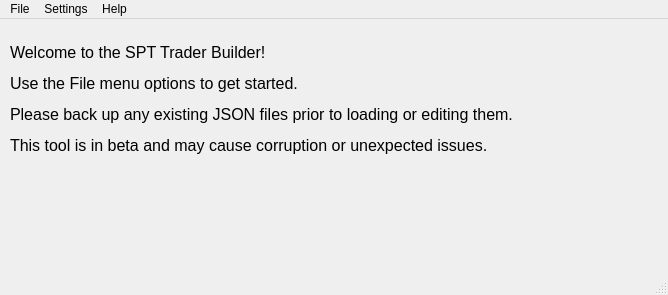
ThePi1/SPT-Trader-Builder, file src/gui_main.ui: the form before one commit.
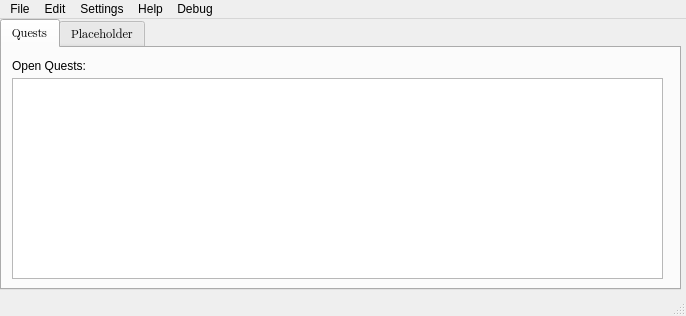
The form after the commit. Icons and pictures are not drawn.

Commit message: Adding JSON for fields, starting logic for JSON export

Patch:
```diff
--- a/src/gui_main.ui
+++ b/src/gui_main.ui
@@ -12,8 +12,8 @@
    <rect>
     <x>0</x>
     <y>0</y>
-    <width>668</width>
-    <height>295</height>
+    <width>686</width>
+    <height>316</height>
    </rect>
   </property>
   <property name="sizePolicy">
@@ -51,18 +51,67 @@
      <verstretch>0</verstretch>
     </sizepolicy>
    </property>
-   <widget class="QLabel" name="label">
+   <widget class="QTabWidget" name="tabWidget">
     <property name="geometry">
      <rect>
-      <x>10</x>
+      <x>0</x>
       <y>0</y>
-      <width>521</width>
-      <height>161</height>
+      <width>681</width>
+      <height>271</height>
      </rect>
     </property>
-    <property name="text">
-     <string>&lt;html&gt;&lt;head/&gt;&lt;body&gt;&lt;p&gt;&lt;span style=&quot; font-size:12pt;&quot;&gt;Welcome to the SPT Trader Builder!&lt;/span&gt;&lt;/p&gt;&lt;p&gt;&lt;span style=&quot; font-size:12pt;&quot;&gt;Use the File menu options to get started.&lt;/span&gt;&lt;/p&gt;&lt;p&gt;&lt;span style=&quot; font-size:12pt;&quot;&gt;Please back up any existing JSON files prior to loading or editing them.&lt;/span&gt;&lt;/p&gt;&lt;p&gt;&lt;span style=&quot; font-size:12pt;&quot;&gt;This tool is in beta and may cause corruption or unexpected issues.&lt;/span&gt;&lt;/p&gt;&lt;/body&gt;&lt;/html&gt;</string>
+    <property name="font">
+     <font>
+      <family>Segoe UI Emoji</family>
+     </font>
     </property>
+    <property name="currentIndex">
+     <number>0</number>
+    </property>
+    <widget class="QWidget" name="questTab">
+     <attribute name="title">
+      <string>Quests</string>
+     </attribute>
+     <widget class="QLabel" name="label">
+      <property name="geometry">
+       <rect>
+        <x>10</x>
+        <y>10</y>
+        <width>111</width>
+        <height>16</height>
+       </rect>
+      </property>
+      <property name="font">
+       <font>
+        <family>Segoe UI</family>
+        <pointsize>9</pointsize>
+       </font>
+      </property>
+      <property name="text">
+       <string>Open Quests:</string>
+      </property>
+     </widget>
+     <widget class="QListWidget" name="questList">
+      <property name="geometry">
+       <rect>
+        <x>10</x>
+        <y>30</y>
+        <width>651</width>
+        <height>201</height>
+       </rect>
+      </property>
+      <property name="font">
+       <font>
+        <family>Segoe UI</family>
+       </font>
+      </property>
+     </widget>
+    </widget>
+    <widget class="QWidget" name="placeholderTab">
+     <attribute name="title">
+      <string>Placeholder</string>
+     </attribute>
+    </widget>
    </widget>
   </widget>
   <widget class="QStatusBar" name="statusBar">
@@ -75,7 +124,7 @@
     <rect>
      <x>0</x>
      <y>0</y>
-     <width>668</width>
+     <width>686</width>
      <height>22</height>
     </rect>
    </property>
@@ -106,9 +155,23 @@
     <addaction name="actionAssort_Builder"/>
     <addaction name="actionExit"/>
    </widget>
+   <widget class="QMenu" name="menuEdit">
+    <property name="title">
+     <string>Edit</string>
+    </property>
+    <addaction name="actionEdit_Selected_Quest"/>
+   </widget>
+   <widget class="QMenu" name="menuDebug">
+    <property name="title">
+     <string>Debug</string>
+    </property>
+    <addaction name="actionAdd_queued_to_open_list"/>
+   </widget>
    <addaction name="menuFile"/>
+   <addaction name="menuEdit"/>
    <addaction name="menuSettings"/>
    <addaction name="menuHelp"/>
+   <addaction name="menuDebug"/>
   </widget>
   <action name="actionAbout">
    <property name="text">
```
Left out of the diff: 22 changed lines with no effect on the pictures. The commit also changes 11 other files.
